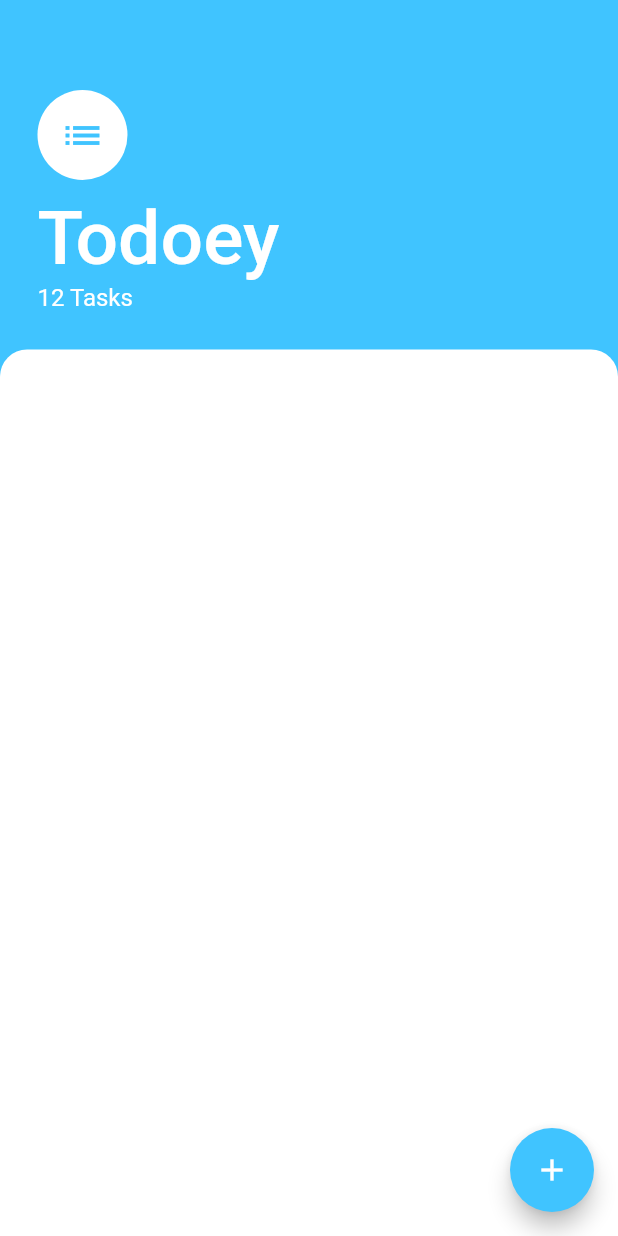
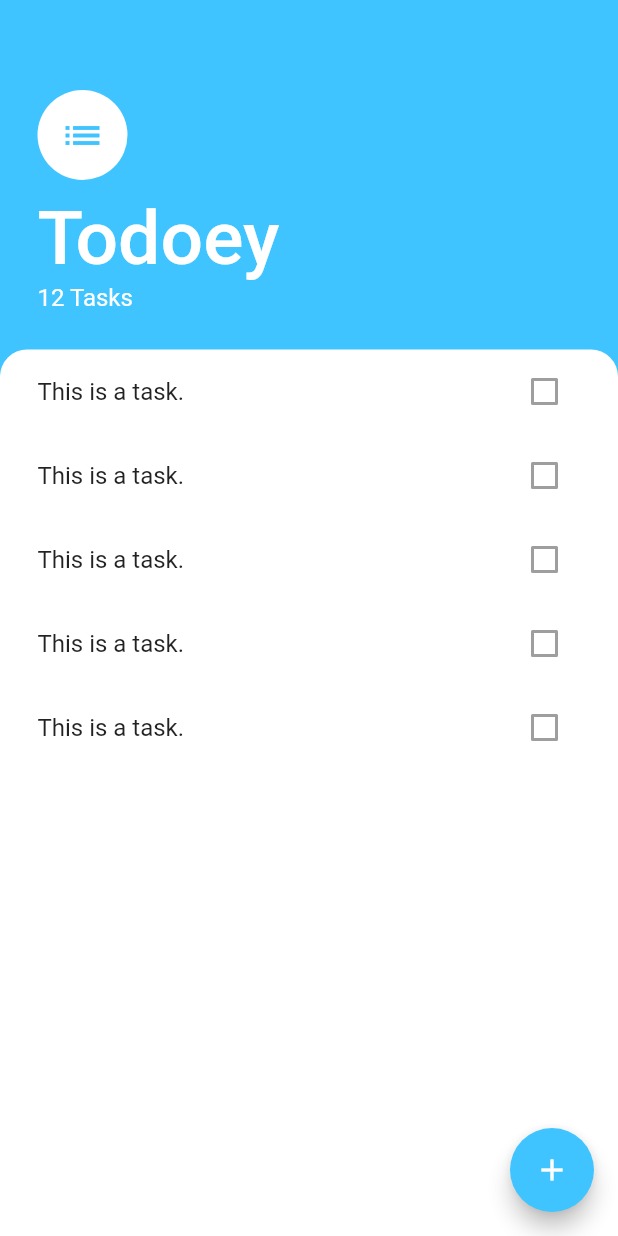
Before and after one commit to dustyfingers/todoey_flutter, a Flutter app: the screen it shows after launch, on a phone screen of 412 x 824 dp. Run offline on Flutter 3.47's test engine with Material 2 defaults, Android fonts, the phone set to English and light mode, and no system bars.

Commit message:
refactored out tasks_list and task_tile widgets

```diff
--- /dev/null
+++ b/lib/components/task_tile.dart
@@ -0,0 +1,12 @@
+import 'package:flutter/material.dart';
+
+class TaskTile extends StatelessWidget {
+  @override
+  Widget build(BuildContext context) {
+    return ListTile(
+      contentPadding: EdgeInsets.all(0),
+      title: Text('This is a task.'),
+      trailing: Checkbox(value: false),
+    );
+  }
+}
--- /dev/null
+++ b/lib/components/tasks_list.dart
@@ -0,0 +1,18 @@
+import 'package:flutter/material.dart';
+
+import 'task_tile.dart';
+
+class TasksList extends StatelessWidget {
+  @override
+  Widget build(BuildContext context) {
+    return ListView(
+      children: [
+        TaskTile(),
+        TaskTile(),
+        TaskTile(),
+        TaskTile(),
+        TaskTile(),
+      ],
+    );
+  }
+}
--- a/lib/screens/tasks_screen.dart
+++ b/lib/screens/tasks_screen.dart
@@ -1,4 +1,6 @@
 import 'package:flutter/material.dart';
+
+import 'package:todoey_flutter/components/tasks_list.dart';
 
 class TasksScreen extends StatelessWidget {
   @override
@@ -49,6 +51,10 @@ class TasksScreen extends StatelessWidget {
           ),
           Expanded(
             child: Container(
+              padding: EdgeInsets.only(
+                left: 25.0,
+                right: 25.0,
+              ),
               decoration: BoxDecoration(
                 color: Colors.white,
                 borderRadius: BorderRadius.only(
@@ -56,6 +62,7 @@ class TasksScreen extends StatelessWidget {
                   topRight: Radius.circular(18.0),
                 ),
               ),
+              child: TasksList(),
             ),
           ),
         ],
```
